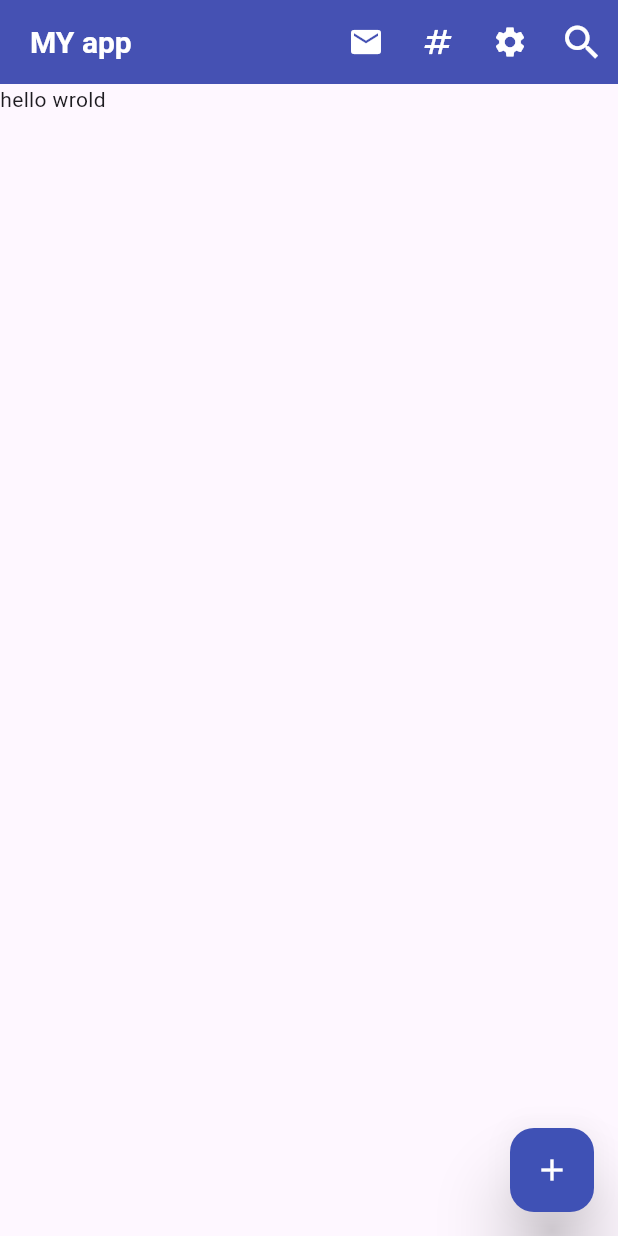
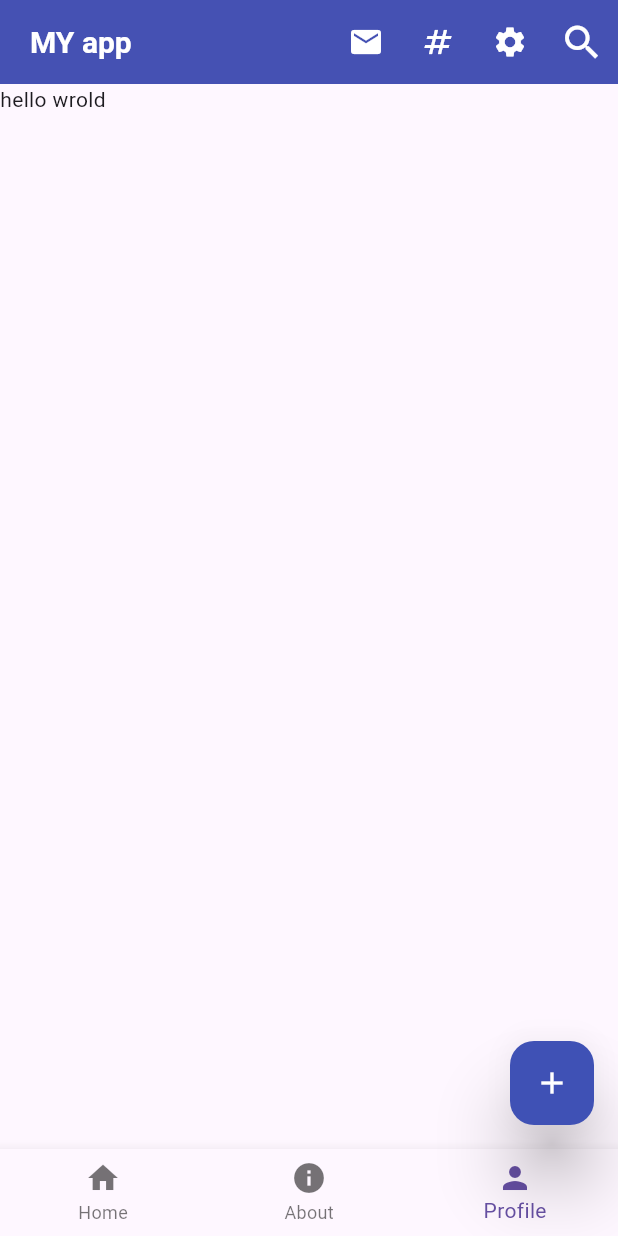
Before and after one commit to jsjunayet/Flutter_Practice_project, a Flutter app: the screen it shows after launch, on a phone screen of 412 x 824 dp. Run offline on Flutter 3.47's test engine with Material 3 defaults, Android fonts, the phone set to English and light mode, and no system bars.

Commit message:
button navigation bar

```diff
--- a/lib/main.dart
+++ b/lib/main.dart
@@ -53,6 +53,27 @@ class HomeActivity extends StatelessWidget{
          MySnackBar("this is added botton", context);
        },
      ),
+     bottomNavigationBar: BottomNavigationBar(
+       currentIndex: 2,
+       items: [
+         BottomNavigationBarItem(icon: Icon(Icons.home),label: "Home"),
+         BottomNavigationBarItem(icon: Icon(Icons.info),label: "About"),
+         BottomNavigationBarItem(icon: Icon(Icons.person),label: "Profile")
+
+       ],
+       onTap: (int index){
+         if(index==0){
+           MySnackBar("Home page", context);
+         }
+         if(index==1){
+           MySnackBar("About page", context);
+         }
+         if(index==2){
+           MySnackBar("Profile page", context);
+         }
+       },
+
+     ),
      body: Text("hello wrold"),
    );
   }
```
